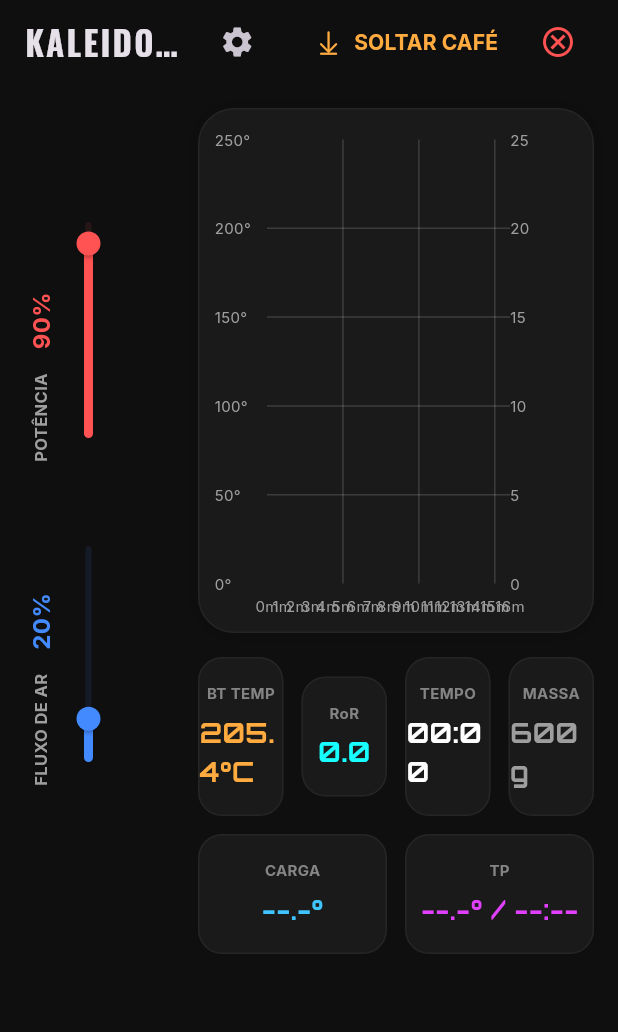
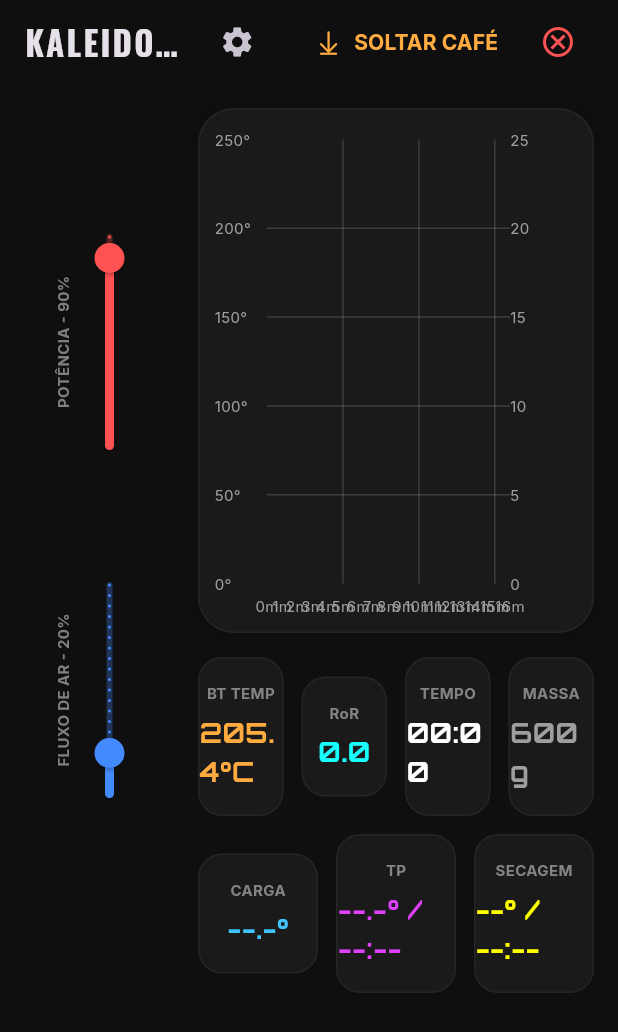
Before and after one commit to jucaesmanhoto/coffee_roast_simulator, a Flutter app: the screen it shows after launch, after a tap on "PRÉ-AQUECER", on a phone screen of 412 x 824 dp. Shown: the top 1032 px of the screen. Run offline on Flutter 3.47's test engine with Material 3 defaults, Android fonts, the phone set to English and light mode, and no system bars; drawn by our look-alikes of fl_chart; our stand-ins replace google_fonts.

Commit message:
implemeta steps nos sliders e marca o TP no gráfico

```diff
--- a/lib/screens/roaster_screen.dart
+++ b/lib/screens/roaster_screen.dart
@@ -49,6 +49,12 @@ class _RoasterScreenState extends State<RoasterScreen> {
       }
       setState(() {
         _simulator.updatePhysics();
+        // Verifica se o café pegou fogo após a atualização da física
+        if (_simulator.hasCaughtFire) {
+          _timer?.cancel();
+          _simulator.stopRoast(); // Garante que o estado seja 'idle'
+          _showFireAlert();
+        }
       });
     });
 
@@ -90,6 +96,25 @@ class _RoasterScreenState extends State<RoasterScreen> {
         );
       });
     }
+  }
+
+  void _showFireAlert() {
+    // Garante que o alerta seja mostrado após o build atual
+    WidgetsBinding.instance.addPostFrameCallback((_) {
+      showDialog(
+        context: context,
+        builder: (context) => AlertDialog(
+          title: const Text("COMBUSTÃO!", style: TextStyle(color: Colors.redAccent)),
+          content: const Text("O seu café pegou fogo! A temperatura excedeu 240°C e a torra foi interrompida."),
+          actions: [
+            TextButton(
+              onPressed: () => Navigator.of(context).pop(),
+              child: const Text("OK"),
+            ),
+          ],
+        ),
+      );
+    });
   }
 
   String _formatTime(int sec) {
@@ -166,12 +191,24 @@ class _RoasterScreenState extends State<RoasterScreen> {
                     const SizedBox(height: 60),
                     RotatedBox(
                       quarterTurns: 3, // Gira o slider para a vertical
-                      child: ControlSlider(label: "POTÊNCIA", value: _simulator.heatInput, color: Colors.redAccent, onChanged: _simulator.roastState != RoastState.idle ? (v) => setState(() => _simulator.heatInput = v) : null),
+                      child: ControlSlider(
+                        label: "POTÊNCIA",
+                        value: _simulator.heatInput,
+                        color: Colors.redAccent,
+                        step: _simulator.roasterSettings.controlStep,
+                        onChanged: _simulator.roastState != RoastState.idle ? (v) => setState(() => _simulator.heatInput = v) : null,
+                      ),
                     ),
                     const SizedBox(height: 40),
                     RotatedBox(
                       quarterTurns: 3,
-                      child: ControlSlider(label: "FLUXO DE AR", value: _simulator.airFlow, color: Colors.blueAccent, onChanged: _simulator.roastState != RoastState.idle ? (v) => setState(() => _simulator.airFlow = v) : null),
+                      child: ControlSlider(
+                        label: "FLUXO DE AR",
+                        value: _simulator.airFlow,
+                        color: Colors.blueAccent,
+                        step: _simulator.roasterSettings.controlStep,
+                        onChanged: _simulator.roastState != RoastState.idle ? (v) => setState(() => _simulator.airFlow = v) : null,
+                      ),
                     ),
                   ],
                 ),
@@ -181,7 +218,11 @@ class _RoasterScreenState extends State<RoasterScreen> {
               Expanded(
                 child: Column(
                   children: [
-                    RoastChart(btPoints: _simulator.btPoints, rorPoints: _simulator.rorPoints),
+                    RoastChart(
+                      btPoints: _simulator.btPoints,
+                      rorPoints: _simulator.rorPoints,
+                      turningPointTime: _simulator.turningPointTime,
+                    ),
                     const SizedBox(height: 16),
                     Column(
                       children: [
@@ -193,7 +234,7 @@ class _RoasterScreenState extends State<RoasterScreen> {
                             const SizedBox(width: 12),
                             Expanded(child: DataTile(label: "TEMPO", value: _formatTime(_simulator.roastSeconds), color: Colors.white)),
                             const SizedBox(width: 12),
-                            Expanded(child: DataTile(label: "MASSA", value: "${_simulator.currentBatchMassGrams.toInt()}g", color: Colors.grey)),
+                            Expanded(child: DataTile(label: "MASSA", value: "${_simulator.roasterSettings.batchSizeGrams.toInt()}g", color: Colors.grey)),
                           ],
                         ),
                         const SizedBox(height: 12),
@@ -217,6 +258,16 @@ class _RoasterScreenState extends State<RoasterScreen> {
                                 color: Colors.purpleAccent,
                               ),
                             ),
+                            const SizedBox(width: 12),
+                            Expanded(
+                              child: DataTile(
+                                label: "SECAGEM",
+                                value: _simulator.dryingPhaseEndTime != null
+                                    ? "${RoastSimulatorService.dryingToEndTemp.toStringAsFixed(0)}° / ${_formatTime(_simulator.dryingPhaseEndTime!)}"
+                                    : "--° / --:--",
+                                color: Colors.yellowAccent,
+                              ),
+                            ),
                           ],
                         ),
                       ],
--- a/lib/services/roast_simulator_service.dart
+++ b/lib/services/roast_simulator_service.dart
@@ -45,6 +45,7 @@ class RoasterSettings {
   final double maxPowerWatts; // Potência máxima do aquecedor
   final double drumMassKg; // Massa térmica do tambor
   final double drumSpecificHeat; // Calor específico do material do tambor (Aço Inox 304)
+  final double controlStep; // Incremento dos controles (e.g., 5% para o Kaleido M10)
 
   /// Fator de influência da massa de grãos na leitura da sonda (BT).
   /// 1.0 = sonda mede 100% a temp. do grão; 0.0 = sonda mede 100% a temp. do ar.
@@ -61,6 +62,7 @@ class RoasterSettings {
     this.maxPowerWatts = 2600.0,
     this.drumMassKg = 2.0, // Estimativa para um torrador deste porte
     this.drumSpecificHeat = 0.5, // kJ/kg·K para Aço Inox 304
+    this.controlStep = 5.0, // Kaleido M10 opera em steps de 5%
     this.probeBeanMassInfluence = 0.635, // Ponto de partida para um TP realista.
   });
 }
@@ -69,7 +71,7 @@ class RoastSimulatorService {
   // --- Constantes das Fases da Torra ---
   static const double dryingToEndTemp = 150.0; // Temp. final da fase de secagem
   static const double maillardToEndTemp = 192.0; // Temp. final de Maillard (início do 1º crack)
-  static const double developmentEndTemp = 230.0; // Temp. máxima permitida para o grão
+  static const double combustionTemp = 240.0; // Temp. de combustão do café
 
 
   // Parâmetros de Simulação
@@ -85,9 +87,11 @@ class RoastSimulatorService {
   RoastState roastState = RoastState.idle;
   double currentBatchMassGrams; // Massa atual do lote, diminui com a evaporação
   RoastPhase roastPhase = RoastPhase.drying;
+  bool hasCaughtFire = false;
   bool firstCrackHappened = false;
   double? turningPointTemp;
   int? turningPointTime;
+  int? dryingPhaseEndTime;
   bool turningPointDetected = false;
   bool hasRorDropped = false; // Nova flag para a lógica do TP
   double lowestBtSinceCharge = double.infinity; // Para detectar o TP real
@@ -130,11 +134,13 @@ class RoastSimulatorService {
     airFlow = 20.0;
     roastState = RoastState.idle;
     coffee = Coffee(); // Reseta o café para o estado inicial
+    hasCaughtFire = false;
     roastPhase = RoastPhase.drying;
     firstCrackHappened = false;
     currentBatchMassGrams = roasterSettings.batchSizeGrams;
     turningPointTemp = null;
     turningPointTime = null;
+    dryingPhaseEndTime = null;
     turningPointDetected = false;
     hasRorDropped = false;
     lowestBtSinceCharge = double.infinity;
@@ -143,6 +149,7 @@ class RoastSimulatorService {
 
   void preheat() {
     // Limpa os dados do gráfico de uma torra anterior
+    hasCaughtFire = false;
     chargeTempSnapshot = null;
     btPoints.clear();
     rorPoints.clear();
@@ -175,6 +182,7 @@ class RoastSimulatorService {
     rorPoints.add(const FlSpot(0, 0));
     turningPointTemp = null;
     turningPointTime = null;
+    dryingPhaseEndTime = null;
     turningPointDetected = false;
     hasRorDropped = false;
     lowestBtSinceCharge = beanTemp; // Inicia a busca pelo TP a partir da temperatura de carga
@@ -228,6 +236,8 @@ class RoastSimulatorService {
         roastSeconds++;
         double currentBatchMassKg = currentBatchMassGrams / 1000.0;
 
+        RoastPhase previousPhase = roastPhase;
+
         // 1. ATUALIZAR FASE DA TORRA E OBTER ESTRATÉGIA
         if (trueBeanCoreTemp < dryingToEndTemp) {
           roastPhase = RoastPhase.drying;
@@ -235,6 +245,10 @@ class RoastSimulatorService {
           roastPhase = RoastPhase.maillard;
         } else {
           roastPhase = RoastPhase.development;
+        }
+        // Captura o momento em que a secagem termina
+        if (previousPhase == RoastPhase.drying && roastPhase == RoastPhase.maillard && dryingPhaseEndTime == null) {
+          dryingPhaseEndTime = roastSeconds;
         }
         final strategy = _phaseStrategies[roastPhase]!;
 
@@ -261,8 +275,9 @@ class RoastSimulatorService {
         trueBeanCoreTemp += coreTempDelta * timeStep;
 
         // 4. GARANTIR LIMITE MÁXIMO DE TEMPERATURA
-        if (trueBeanCoreTemp > developmentEndTemp) {
-          trueBeanCoreTemp = developmentEndTemp;
+        if (trueBeanCoreTemp >= combustionTemp) {
+          trueBeanCoreTemp = combustionTemp;
+          hasCaughtFire = true;
         }
 
         // 6. ATUALIZAR ROR E GRÁFICOS (baseado na leitura da sonda)
--- a/lib/widgets/control_slider.dart
+++ b/lib/widgets/control_slider.dart
@@ -1,10 +1,14 @@
 import 'package:flutter/material.dart';
+import 'package:google_fonts/google_fonts.dart';
 
 class ControlSlider extends StatelessWidget {
   final String label;
   final double value;
   final Color color;
   final ValueChanged<double>? onChanged;
+  final double min;
+  final double max;
+  final double? step;
 
   const ControlSlider({
     super.key,
@@ -12,29 +16,37 @@ class ControlSlider extends StatelessWidget {
     required this.value,
     required this.color,
     this.onChanged,
+    this.min = 0.0,
+    this.max = 100.0,
+    this.step,
   });
 
   @override
   Widget build(BuildContext context) {
+    // Calcula o número de divisões para as marcas visuais do slider.
+    final int? divisions = (step != null && step! > 0)
+        ? ((max - min) / step!).round()
+        : null;
+
     return Column(
-      crossAxisAlignment: CrossAxisAlignment.start,
+      mainAxisSize: MainAxisSize.min,
       children: [
-        Row(
-          mainAxisAlignment: MainAxisAlignment.spaceBetween,
-          children: [
-            Text(label, style: const TextStyle(fontSize: 11, fontWeight: FontWeight.bold, color: Colors.grey)),
-            SizedBox(width: 16),
-            Text("${value.toInt()}%", style: TextStyle(fontSize: 16, fontWeight: FontWeight.bold, color: color)),
-          ],
+        Text(
+          '$label - ${value.toInt()}%',
+          style: GoogleFonts.inter(
+            fontSize: 10,
+            color: Colors.grey.withAlpha(200),
+            fontWeight: FontWeight.bold,
+          ),
         ),
-        const SizedBox(height: 4),
-        SliderTheme(
-          data: SliderTheme.of(context).copyWith(
-            trackHeight: 4,
-            thumbShape: const RoundSliderThumbShape(enabledThumbRadius: 8),
-            overlayShape: const RoundSliderOverlayShape(overlayRadius: 16),
-          ),
-          child: Slider(value: value, min: 0, max: 100, activeColor: color, inactiveColor: color.withValues(alpha: 0.1), onChanged: onChanged),
+        Slider(
+          value: value,
+          min: min,
+          max: max,
+          divisions: divisions,
+          onChanged: onChanged,
+          activeColor: color,
+          inactiveColor: color.withValues(alpha: 0.3),
         ),
       ],
     );
--- a/lib/widgets/roast_chart.dart
+++ b/lib/widgets/roast_chart.dart
@@ -4,15 +4,42 @@ import 'package:flutter/material.dart';
 class RoastChart extends StatelessWidget {
   final List<FlSpot> btPoints;
   final List<FlSpot> rorPoints;
+  final int? turningPointTime; // Tempo em segundos do TP
 
   const RoastChart({
     super.key,
     required this.btPoints,
     required this.rorPoints,
+    this.turningPointTime,
   });
 
   @override
   Widget build(BuildContext context) {
+    List<VerticalLine> buildExtraLines() {
+      if (turningPointTime == null) {
+        return [];
+      }
+      final double timeInMinutes = turningPointTime! / 60.0;
+      return [
+        VerticalLine(
+          x: timeInMinutes,
+          color: Colors.purpleAccent.withValues(alpha: 0.5),
+          strokeWidth: 2,
+          dashArray: [4, 4], // Padrão tracejado: 4 pixels desenhados, 4 pixels vazios
+          label: VerticalLineLabel(
+            show: true,
+            labelResolver: (line) => 'TP',
+            alignment: Alignment.topRight,
+            style: TextStyle(
+              color: Colors.purpleAccent.withValues(alpha: 0.8),
+              fontWeight: FontWeight.bold,
+              fontSize: 10,
+            ),
+          ),
+        ),
+      ];
+    }
+
     return Container(
       height: 350,
       padding: const EdgeInsets.fromLTRB(10, 20, 20, 10),
@@ -22,6 +49,11 @@ class RoastChart extends StatelessWidget {
           border: Border.all(color: Colors.white.withValues(alpha: 0.05)),
           boxShadow: [BoxShadow(color: Colors.black.withValues(alpha: 0.2), blurRadius: 10)]),
       child: LineChart(LineChartData(
+          // Linhas verticais para eventos
+          extraLinesData: ExtraLinesData(
+            verticalLines: buildExtraLines(),
+          ),
+
           // Configuração dos limites dos eixos
           minX: 0,
           maxX: 16, // Limite de 16 minutos
```
